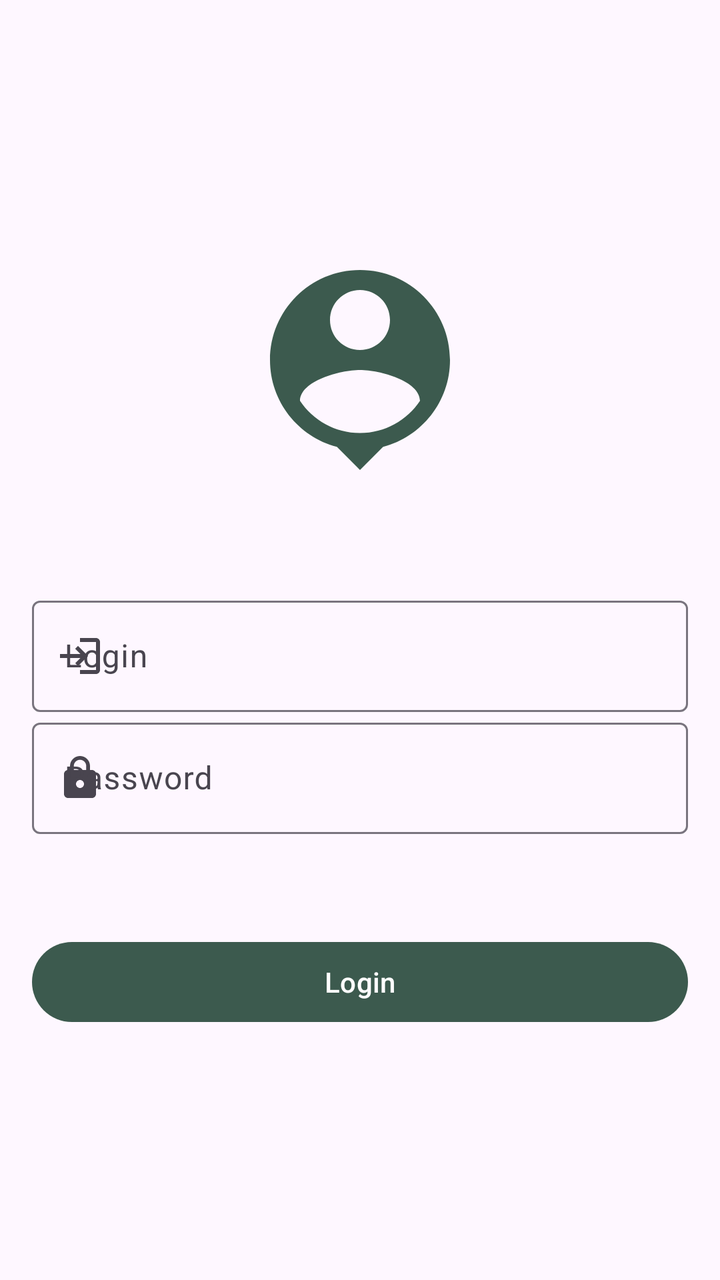
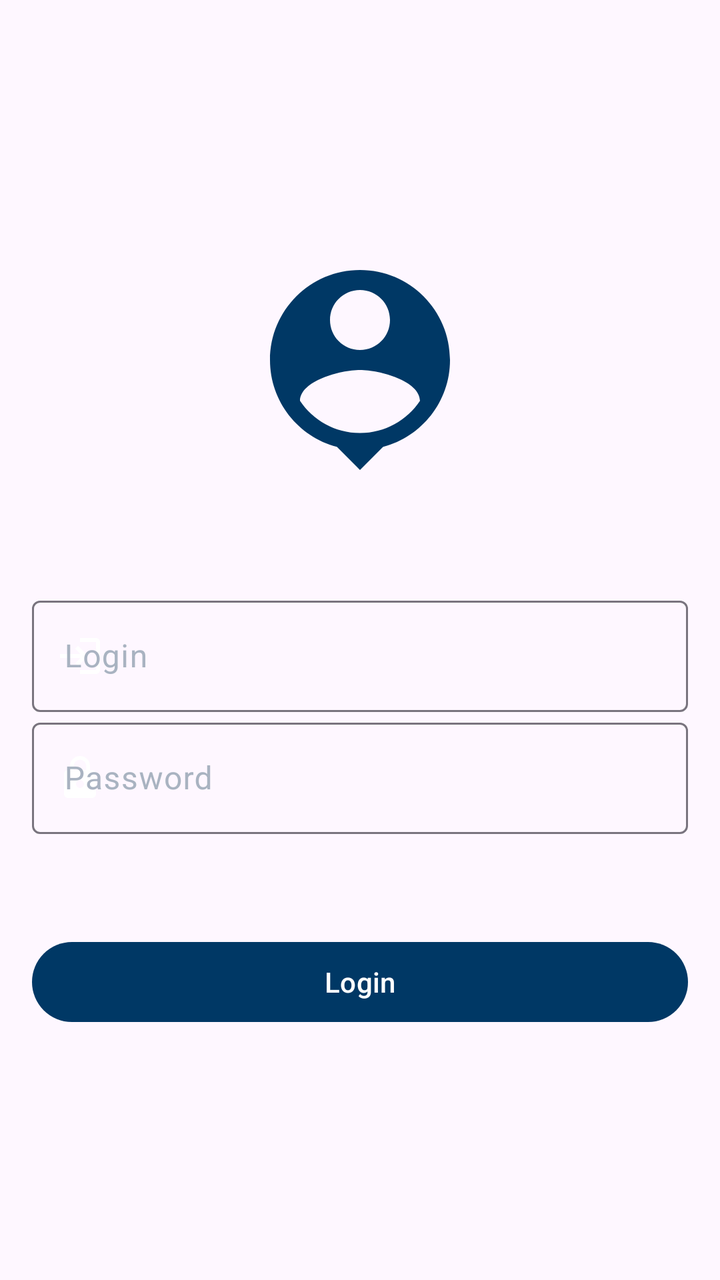

An Android layout rendered at two revisions. The XML below is the earlier revision; the diff shows what the commit changed to produce the second picture.
<!-- AndroidManifest.xml: application theme Theme.Trybnb -->
<!-- res/layout/fragment_profile.xml -->
<?xml version="1.0" encoding="utf-8"?>
<ScrollView
    xmlns:android="http://schemas.android.com/apk/res/android"
    xmlns:app="http://schemas.android.com/apk/res-auto"
    android:id="@+id/profile_scroll_view"
    android:layout_width="match_parent"
    android:layout_height="match_parent"
    android:scrollbars="none">

    <LinearLayout
        android:id="@+id/profile_container"
        android:layout_width="match_parent"
        android:layout_height="wrap_content"
        android:orientation="vertical"
        android:layout_margin="16dp"
        android:layout_gravity="center">

        <ImageView
            android:id="@+id/person_image_profile"
            android:layout_width="120dp"
            android:layout_height="120dp"
            android:layout_marginBottom="50dp"
            android:layout_gravity="center_horizontal"
            android:contentDescription="@string/profile"
            app:srcCompat="@drawable/ic_person" />

        <com.google.android.material.textfield.TextInputLayout
            android:id="@+id/login_input_profile"
            android:layout_width="match_parent"
            android:layout_height="wrap_content"
            app:startIconDrawable="@drawable/ic_login"
            android:hint="@string/login">

            <com.google.android.material.textfield.TextInputEditText
                android:layout_width="match_parent"
                android:layout_height="wrap_content"
                />
        </com.google.android.material.textfield.TextInputLayout>

        <com.google.android.material.textfield.TextInputLayout
            android:id="@+id/password_input_profile"
            android:layout_width="match_parent"
            android:layout_height="wrap_content"
            app:startIconDrawable="@drawable/ic_password"
            android:hint="@string/password"
            android:layout_marginBottom="50dp">

            <com.google.android.material.textfield.TextInputEditText
                android:layout_width="match_parent"
                android:layout_height="wrap_content"
                />
        </com.google.android.material.textfield.TextInputLayout>

        <Button
            android:id="@+id/login_button_profile"
            android:layout_width="match_parent"
            android:layout_height="wrap_content"
            android:text="@string/login" />
    </LinearLayout>
</ScrollView>
<!-- resources referenced by this layout -->
<resources>
  <!-- drawable ic_login (drawable) -->
  <vector android:autoMirrored="true" android:height="24dp"
      android:tint="#000000" android:viewportHeight="24"
      android:viewportWidth="24" android:width="24dp" xmlns:android="http://schemas.android.com/apk/res/android">
      <path android:fillColor="@android:color/white" android:pathData="M11,7L9.6,8.4l2.6,2.6H2v2h10.2l-2.6,2.6L11,17l5,-5L11,7zM20,19h-8v2h8c1.1,0 2,-0.9 2,-2V5c0,-1.1 -0.9,-2 -2,-2h-8v2h8V19z"/>
  </vector>
  <!-- drawable ic_password (drawable) -->
  <vector android:height="24dp" android:tint="#000000"
      android:viewportHeight="24" android:viewportWidth="24"
      android:width="24dp" xmlns:android="http://schemas.android.com/apk/res/android">
      <path android:fillColor="@android:color/white" android:pathData="M18,8h-1L17,6c0,-2.76 -2.24,-5 -5,-5S7,3.24 7,6v2L6,8c-1.1,0 -2,0.9 -2,2v10c0,1.1 0.9,2 2,2h12c1.1,0 2,-0.9 2,-2L20,10c0,-1.1 -0.9,-2 -2,-2zM12,17c-1.1,0 -2,-0.9 -2,-2s0.9,-2 2,-2 2,0.9 2,2 -0.9,2 -2,2zM15.1,8L8.9,8L8.9,6c0,-1.71 1.39,-3.1 3.1,-3.1 1.71,0 3.1,1.39 3.1,3.1v2z"/>
  </vector>
  <!-- drawable ic_person (drawable) -->
  <vector android:height="24dp" android:tint="@color/navigation"
      android:viewportHeight="24" android:viewportWidth="24"
      android:width="24dp" xmlns:android="http://schemas.android.com/apk/res/android">
      <path android:fillColor="@android:color/white" android:pathData="M12,2c-4.97,0 -9,4.03 -9,9 0,4.17 2.84,7.67 6.69,8.69L12,22l2.31,-2.31C18.16,18.67 21,15.17 21,11c0,-4.97 -4.03,-9 -9,-9zM12,4c1.66,0 3,1.34 3,3s-1.34,3 -3,3 -3,-1.34 -3,-3 1.34,-3 3,-3zM12,18.3c-2.5,0 -4.71,-1.28 -6,-3.22 0.03,-1.99 4,-3.08 6,-3.08 1.99,0 5.97,1.09 6,3.08 -1.29,1.94 -3.5,3.22 -6,3.22z"/>
  </vector>
  <string name="login">Login</string>
  <string name="password">Password</string>
  <string name="profile">Perfil</string>
  <style name="Theme.Trybnb" parent="Base.Theme.Trybnb" />
  <color name="navigation">#3C5A4E</color>
  <style name="Base.Theme.Trybnb" parent="Theme.Material3.DayNight.NoActionBar">
          
          <item name="bottomNavigationStyle">@style/Widget.MaterialComponents.BottomNavigationView.Colored</item>
          <item name="colorPrimary">@color/navigation</item>
          <item name="colorOnPrimary">@color/white</item>
      </style>
  <color name="white">#FFFFFFFF</color>
</resources>

<!-- the commit's change to res/layout/fragment_profile.xml (unified diff, before → after) -->
@@ -22,6 +22,7 @@
             android:layout_marginBottom="50dp"
             android:layout_gravity="center_horizontal"
             android:contentDescription="@string/profile"
+            app:startIconTint="@color/icon_highlight"
             app:srcCompat="@drawable/ic_person" />
 
         <com.google.android.material.textfield.TextInputLayout
@@ -29,12 +30,13 @@
             android:layout_width="match_parent"
             android:layout_height="wrap_content"
             app:startIconDrawable="@drawable/ic_login"
+            android:textColorHint="@color/text_secondary"
+            app:startIconTint="@color/icon_highlight"
             android:hint="@string/login">
 
             <com.google.android.material.textfield.TextInputEditText
                 android:layout_width="match_parent"
-                android:layout_height="wrap_content"
-                />
+                android:layout_height="wrap_content" />
         </com.google.android.material.textfield.TextInputLayout>
 
         <com.google.android.material.textfield.TextInputLayout
@@ -42,6 +44,8 @@
             android:layout_width="match_parent"
             android:layout_height="wrap_content"
             app:startIconDrawable="@drawable/ic_password"
+            android:textColorHint="@color/text_secondary"
+            app:startIconTint="@color/icon_highlight"
             android:hint="@string/password"
             android:layout_marginBottom="50dp">
 
<!-- resource entries referenced after the edit -->
@@ -1,5 +1,6 @@
 <!-- resources referenced by this layout -->
 <resources>
+  <color name="text_secondary">#A9B3C1</color>
   <!-- drawable ic_login (drawable) -->
   <vector android:autoMirrored="true" android:height="24dp"
       android:tint="#000000" android:viewportHeight="24"
@@ -13,16 +14,20 @@
       <path android:fillColor="@android:color/white" android:pathData="M18,8h-1L17,6c0,-2.76 -2.24,-5 -5,-5S7,3.24 7,6v2L6,8c-1.1,0 -2,0.9 -2,2v10c0,1.1 0.9,2 2,2h12c1.1,0 2,-0.9 2,-2L20,10c0,-1.1 -0.9,-2 -2,-2zM12,17c-1.1,0 -2,-0.9 -2,-2s0.9,-2 2,-2 2,0.9 2,2 -0.9,2 -2,2zM15.1,8L8.9,8L8.9,6c0,-1.71 1.39,-3.1 3.1,-3.1 1.71,0 3.1,1.39 3.1,3.1v2z"/>
   </vector>
   <!-- drawable ic_person (drawable) -->
-  <vector android:height="24dp" android:tint="@color/navigation"
-      android:viewportHeight="24" android:viewportWidth="24"
-      android:width="24dp" xmlns:android="http://schemas.android.com/apk/res/android">
-      <path android:fillColor="@android:color/white" android:pathData="M12,2c-4.97,0 -9,4.03 -9,9 0,4.17 2.84,7.67 6.69,8.69L12,22l2.31,-2.31C18.16,18.67 21,15.17 21,11c0,-4.97 -4.03,-9 -9,-9zM12,4c1.66,0 3,1.34 3,3s-1.34,3 -3,3 -3,-1.34 -3,-3 1.34,-3 3,-3zM12,18.3c-2.5,0 -4.71,-1.28 -6,-3.22 0.03,-1.99 4,-3.08 6,-3.08 1.99,0 5.97,1.09 6,3.08 -1.29,1.94 -3.5,3.22 -6,3.22z"/>
+  <vector xmlns:android="http://schemas.android.com/apk/res/android" xmlns:aapt="http://schemas.android.com/aapt"
+      android:viewportWidth="24"
+      android:viewportHeight="24"
+      android:width="24dp"
+      android:height="24dp">
+      <path
+          android:pathData="M12 2C7.03 2 3 6.03 3 11C3 15.17 5.84 18.67 9.69 19.69L12 22L14.31 19.69C18.16 18.67 21 15.17 21 11C21 6.03 16.97 2 12 2ZM12 4C13.66 4 15 5.34 15 7C15 8.66 13.66 10 12 10C10.34 10 9 8.66 9 7C9 5.34 10.34 4 12 4ZM12 18.3C9.5 18.3 7.29 17.02 6 15.08C6.03 13.09 10 12 12 12C13.99 12 17.97 13.09 18 15.08C16.71 17.02 14.5 18.3 12 18.3Z"
+          android:fillColor="#003865" />
   </vector>
   <string name="login">Login</string>
   <string name="password">Password</string>
   <string name="profile">Perfil</string>
   <style name="Theme.Trybnb" parent="Base.Theme.Trybnb" />
-  <color name="navigation">#3C5A4E</color>
+  <color name="navigation">#003865</color>
   <style name="Base.Theme.Trybnb" parent="Theme.Material3.DayNight.NoActionBar">
           
           <item name="bottomNavigationStyle">@style/Widget.MaterialComponents.BottomNavigationView.Colored</item>
